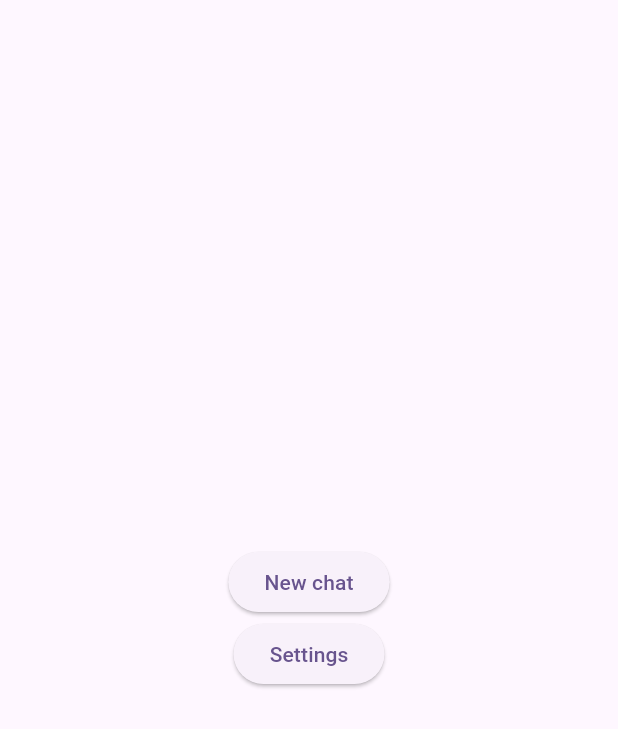
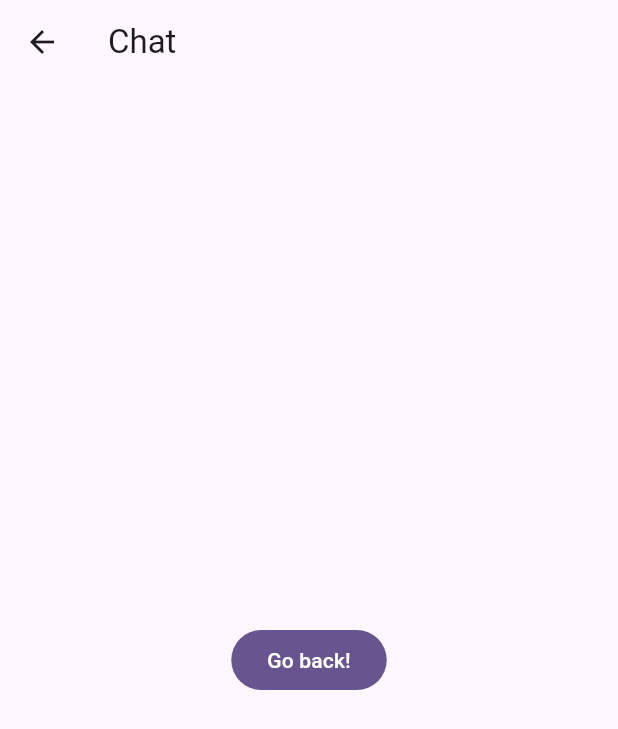
Before and after one commit to MESA-MCHS/Strawberry-Jam, a Flutter app: the screen it shows after launch, after a tap on "New chat", on a phone screen of 412 x 824 dp. Shown: the top 729 px of the screen. Run offline on Flutter 3.47's test engine with Material 3 defaults, Android fonts, the phone set to English and light mode, and no system bars.

Commit message:
Add navigation

```diff
--- a/lib/main.dart
+++ b/lib/main.dart
@@ -31,13 +31,34 @@ class MyApp extends StatelessWidget {
         colorScheme: ColorScheme.fromSeed(seedColor: Colors.deepPurple),
         useMaterial3: true,
       ),
-      home: const MyHomePage(title: 'Flutter Demo Home Page'),
+      home: const MyHomePage(),
+    );
+  }
+}
+
+class ChatPage extends StatelessWidget {
+  const ChatPage({super.key});
+
+  @override
+  Widget build(BuildContext context) {
+    return Scaffold(
+      appBar: AppBar(
+        title: const Text('Chat'),
+      ),
+      body: Center(
+        child: FilledButton(
+          onPressed: () {
+            Navigator.pop(context);
+          },
+          child: const Text('Go back!'),
+        ),
+      ),
     );
   }
 }
 
 class MyHomePage extends StatefulWidget {
-  const MyHomePage({super.key, required this.title});
+  const MyHomePage({super.key});
 
   // This widget is the home page of your application. It is stateful, meaning
   // that it has a State object (defined below) that contains fields that affect
@@ -48,26 +69,11 @@ class MyHomePage extends StatefulWidget {
   // used by the build method of the State. Fields in a Widget subclass are
   // always marked "final".
 
-  final String title;
-
   @override
   State<MyHomePage> createState() => _MyHomePageState();
 }
 
 class _MyHomePageState extends State<MyHomePage> {
-  int _counter = 0;
-
-  void _incrementCounter() {
-    setState(() {
-      // This call to setState tells the Flutter framework that something has
-      // changed in this State, which causes it to rerun the build method below
-      // so that the display can reflect the updated values. If we changed
-      // _counter without calling setState(), then the build method would not be
-      // called again, and so nothing would appear to happen.
-      _counter++;
-    });
-  }
-
   @override
   Widget build(BuildContext context) {
     // This method is rerun every time setState is called, for instance as done
@@ -96,11 +102,16 @@ class _MyHomePageState extends State<MyHomePage> {
           // wireframe for each widget.
           mainAxisAlignment: MainAxisAlignment.center,
           children: <Widget>[
-            ElevatedButton(
-              onPressed: () {},
+            FilledButton(
+              onPressed: () {
+                Navigator.push(
+                  context,
+                  MaterialPageRoute(builder: (context) => const ChatPage()),
+                );
+              },
               child: const Text('New chat'),
             ),
-            ElevatedButton(
+            FilledButton(
               onPressed: () {},
               child: const Text('Settings'),
             ),
```
